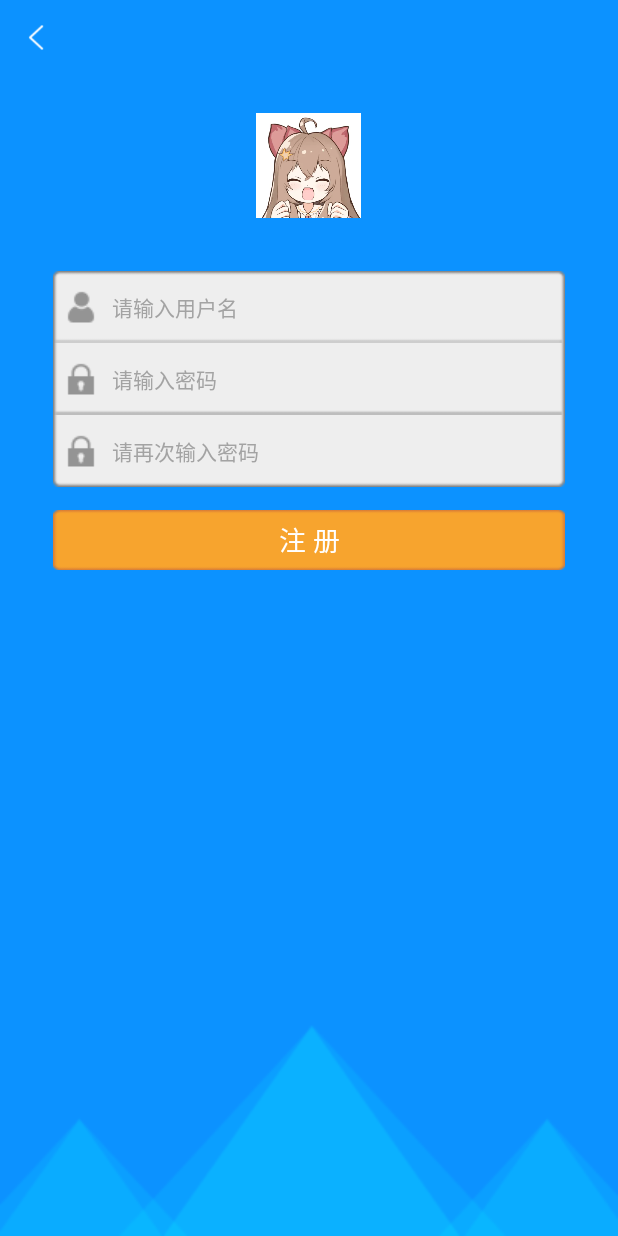
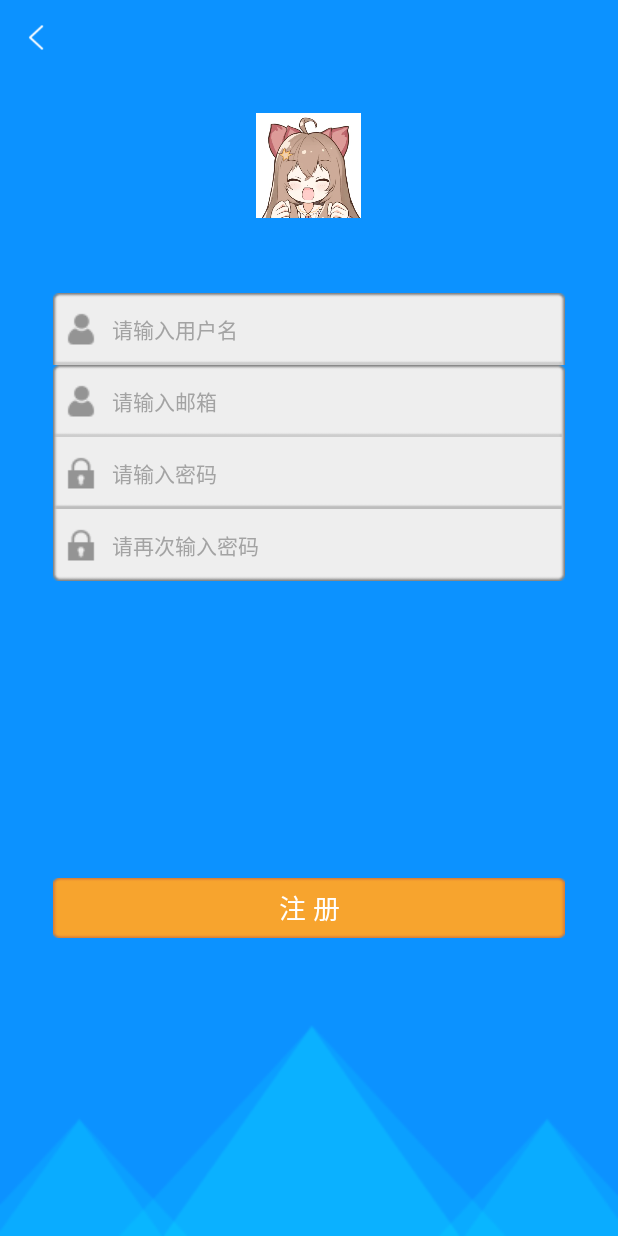
Before and after one commit to Ep11phany/Naive-IntelliEducation-Android-Project, an Android app: the layout activity_register.xml on its own in the app's theme, with its tools: preview values and no code run, on a phone screen of 412 x 824 dp. Run offline under Robolectric (Android 15) with nearby library versions, the phone set to English and light mode, and no system bars.

Commit message:
完成了登录和注册的基本逻辑

```diff
--- a/project/app/build.gradle
+++ b/project/app/build.gradle
@@ -36,6 +36,8 @@ dependencies {
 
     implementation 'androidx.appcompat:appcompat:1.2.0'
     implementation 'androidx.constraintlayout:constraintlayout:2.0.4'
+    implementation files('libs\\commons-beanutils-1.9.4.jar')
+    implementation files('libs\\fastjson-1.2.78.jar')
     testImplementation 'junit:junit:4.12'
     androidTestImplementation 'androidx.test.ext:junit:1.1.2'
     androidTestImplementation 'androidx.test.espresso:espresso-core:3.3.0'
--- a/project/app/src/main/res/layout/activity_register.xml
+++ b/project/app/src/main/res/layout/activity_register.xml
@@ -24,12 +24,29 @@
         android:layout_gravity="center_horizontal"
         android:layout_marginLeft="35dp"
         android:layout_marginRight="35dp"
-        android:layout_marginTop="35dp"
+        android:layout_marginTop="50dp"
         android:background="@drawable/register_user_name_bg"
         android:drawableLeft="@drawable/user_name_icon"
         android:drawablePadding="10dp"
         android:gravity="center_vertical"
         android:hint="请输入用户名"
+        android:paddingLeft="8dp"
+        android:singleLine="true"
+        android:textColor="#000000"
+        android:textColorHint="#a3a3a3"
+        android:textSize="14sp"/>
+    <EditText
+        android:id="@+id/et_email"
+        android:layout_width="fill_parent"
+        android:layout_height="48dp"
+        android:layout_gravity="center_horizontal"
+        android:layout_marginLeft="35dp"
+        android:layout_marginRight="35dp"
+        android:background="@drawable/register_user_name_bg"
+        android:drawableLeft="@drawable/user_name_icon"
+        android:drawablePadding="10dp"
+        android:gravity="center_vertical"
+        android:hint="请输入邮箱"
         android:paddingLeft="8dp"
         android:singleLine="true"
         android:textColor="#000000"
@@ -69,6 +86,16 @@
         android:textColor="#000000"
         android:textColorHint="#a3a3a3"
         android:textSize="14sp"/>
+
+    <TextView
+        android:id="@+id/tv_hint"
+        android:layout_width="fill_parent"
+        android:layout_height="48dp"
+        android:layout_marginTop="50dp"
+        android:gravity="center"
+        android:text=""
+        android:textColor="#FFFF00"
+        android:textSize="18sp" />
     <Button
         android:id="@+id/btn_register"
         android:layout_width="fill_parent"
@@ -76,7 +103,7 @@
         android:layout_gravity="center_horizontal"
         android:layout_marginLeft="35dp"
         android:layout_marginRight="35dp"
-        android:layout_marginTop="15dp"
+        android:layout_marginTop="100dp"
         android:background="@drawable/register_selector"
         android:text="注 册"
         android:textColor="@android:color/white"
```
Also changed, not shown: project/app/src/main/java/com/example/ksandroidplayerdemo/LoginActivity.java (+77 -40 lines), project/app/src/main/java/com/example/ksandroidplayerdemo/RegisterActivity.java (+56 -37 lines), project/app/src/main/java/com/example/ksandroidplayerdemo/utils/HttpUtils.java (+37 -10 lines), project/app/libs/commons-beanutils-1.9.4.jar (added), project/app/libs/commons-collections4-4.4.jar (added), project/app/libs/commons-lang3-3.12.0.jar (added), project/app/libs/commons-logging-1.2.jar (added), project/app/libs/fastjson-1.2.78.jar (added).
